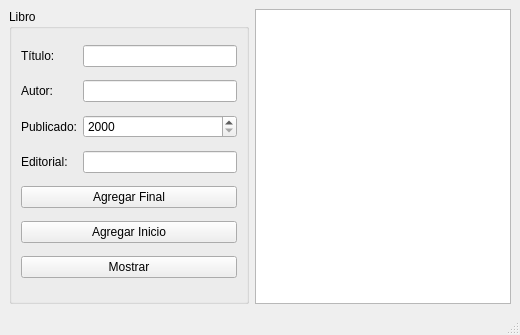
Qt form mainwindow.ui (micheldavalos/pyside2_20B) before a commit.
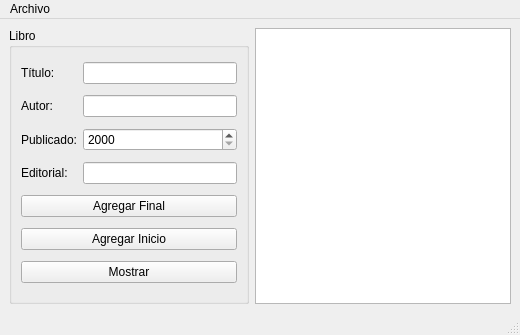
The same form after that commit.

Commit message: creacion de archivos

```diff
--- a/mainwindow.ui
+++ b/mainwindow.ui
@@ -106,6 +106,14 @@
      <height>22</height>
     </rect>
    </property>
+   <widget class="QMenu" name="menuArchivo">
+    <property name="title">
+     <string>Archivo</string>
+    </property>
+    <addaction name="actionAbrir"/>
+    <addaction name="actionGuardar"/>
+   </widget>
+   <addaction name="menuArchivo"/>
   </widget>
   <widget class="QStatusBar" name="statusbar"/>
  </widget>
```
Left out of the diff: 16 changed lines with no effect on the pictures. The commit also changes 5 other files.
